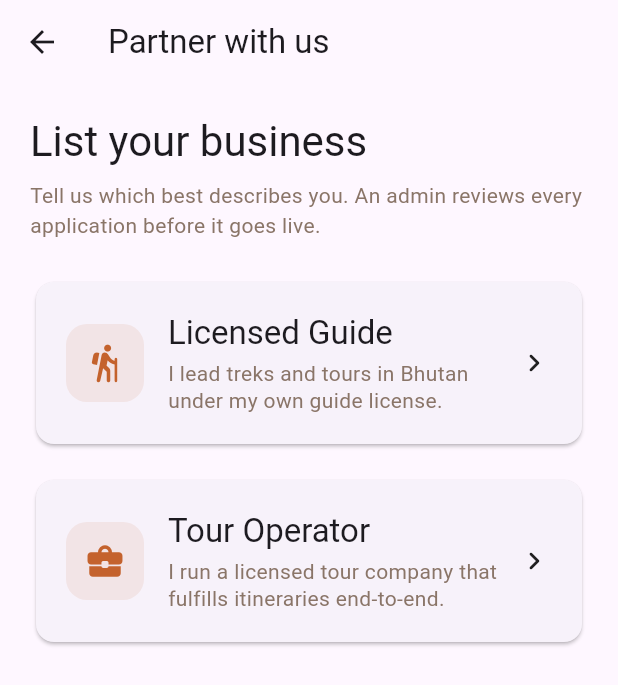
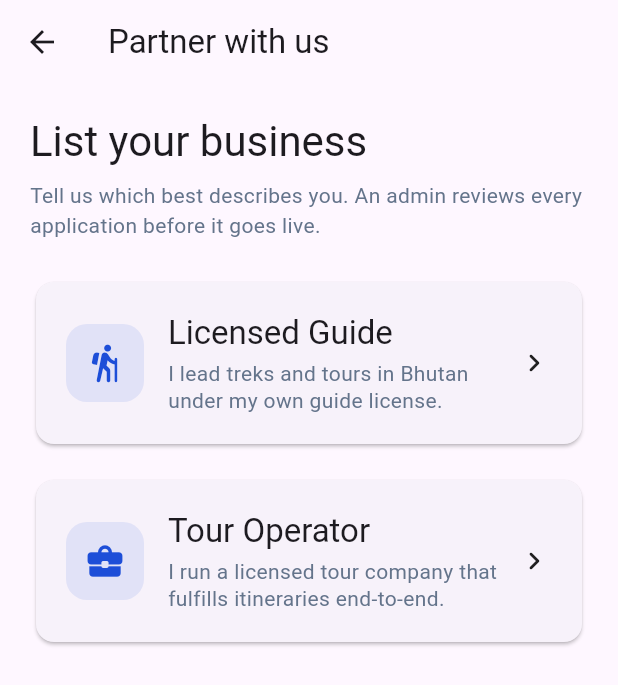
Before and after one commit to cjzang03-dev/Chojay, a Flutter app: the PartnerEntryScreen screen opened directly, on a phone screen of 412 x 824 dp. Shown: the top 685 px of the screen. Run offline on Flutter 3.47's test engine with Material 3 defaults, Android fonts, the phone set to English and light mode, and no system bars; our stand-ins replace flutter_riverpod, go_router, shared_preferences, supabase_flutter; missing offline and left inert: flutter_web_auth_2; accounts and stored records are empty; network calls fail.

Commit message:
Change app color scheme to blue and white
Co-Authored-By: Claude Sonnet 5 <noreply@anthropic.com>
Claude-Session: https://claude.ai/code/session_01HKQcXFZB6rrkB9MAX5xjWc

```diff
--- a/lib/core/theme/app_theme.dart
+++ b/lib/core/theme/app_theme.dart
@@ -1,23 +1,21 @@
 import 'package:flutter/material.dart';
 
-/// Matches journeyinbhutan.com's own warm cream/terracotta/gold palette
-/// (see app/globals.css) instead of a separate app-only color scheme, so the
-/// app and site read as one brand. Names kept as-is (himalayanGreen etc.) to
-/// avoid a 20-file rename — only the color *values* moved to the website's
-/// palette.
+/// Blue and white — matches the blue (#1D4ED8/#1E3A8A) already used on the
+/// website's own booking widget. Names kept as-is (himalayanGreen etc.) to
+/// avoid a 20-file rename — only the color *values* changed.
 class AppColors {
   const AppColors._();
 
-  static const himalayanGreen = Color(0xFFC4622D); // primary / CTA (terracotta)
-  static const himalayanGreenDark = Color(0xFF2C1810); // headings / dark text
-  static const himalayanGreenLight = Color(0xFFD97D4E);
-  static const saffron = Color(0xFFD4A847); // accent, used sparingly
-  static const cloudWhite = Color(0xFFFEFCF8);
-  static const mist = Color(0xFFFDF3E7); // subtle fills, skeletons
-  static const stoneGrey = Color(0xFF8A7568);
-  static const stoneGreyLight = Color(0xFFC7B8A8);
+  static const himalayanGreen = Color(0xFF1D4ED8); // primary / CTA (blue)
+  static const himalayanGreenDark = Color(0xFF1E3A8A); // headings / dark text
+  static const himalayanGreenLight = Color(0xFF3B82F6);
+  static const saffron = Color(0xFFF2B705); // accent, used sparingly
+  static const cloudWhite = Color(0xFFFFFFFF);
+  static const mist = Color(0xFFEFF6FF); // subtle fills, skeletons
+  static const stoneGrey = Color(0xFF64748B);
+  static const stoneGreyLight = Color(0xFFCBD5E1);
   static const errorRed = Color(0xFFB3261E);
-  static const starGold = Color(0xFFD4A847);
+  static const starGold = Color(0xFFF2B705);
 }
 
 /// A small consistent spacing scale, so padding/gaps read as one system
```
